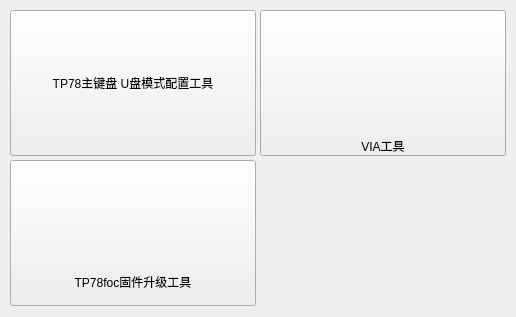
Before: the Qt Designer form main.ui in ChnMasterOG/TP78-Integrated-Tools, drawn with Qt 5.
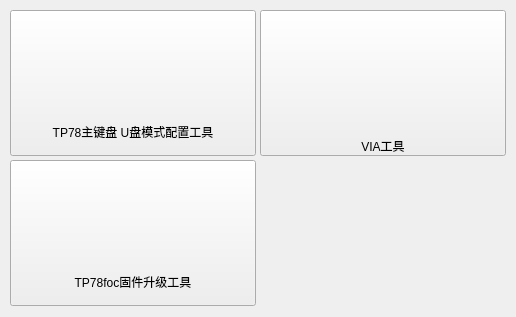
After: the same form once the commit is applied. Icons and pictures are not drawn.

Diff of the .ui file:
```diff
--- a/main.ui
+++ b/main.ui
@@ -70,8 +70,18 @@
      <height>146</height>
     </rect>
    </property>
+   <property name="styleSheet">
+    <string notr="true">image: url(:/res/TP78.png);</string>
+   </property>
    <property name="text">
-    <string>TP78主键盘 U盘模式配置工具</string>
+    <string>
+
+
+
+
+
+
+TP78主键盘 U盘模式配置工具</string>
    </property>
   </widget>
  </widget>
```
